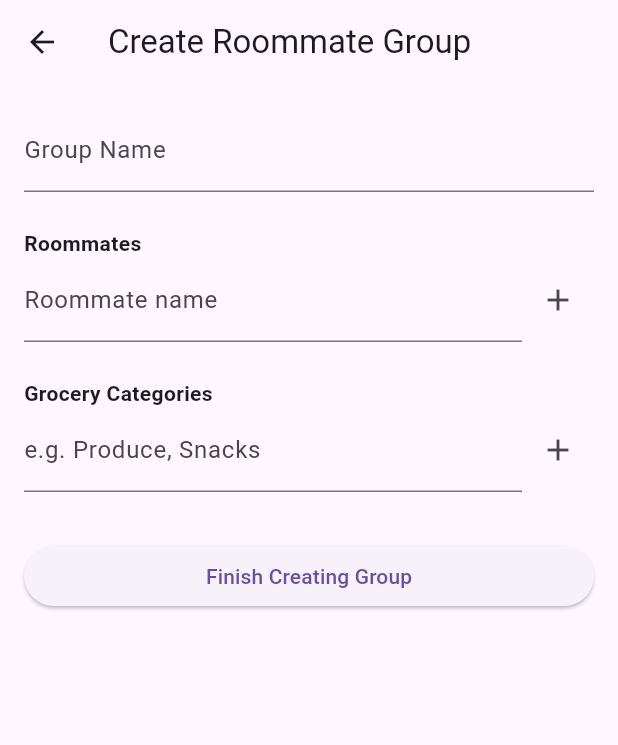
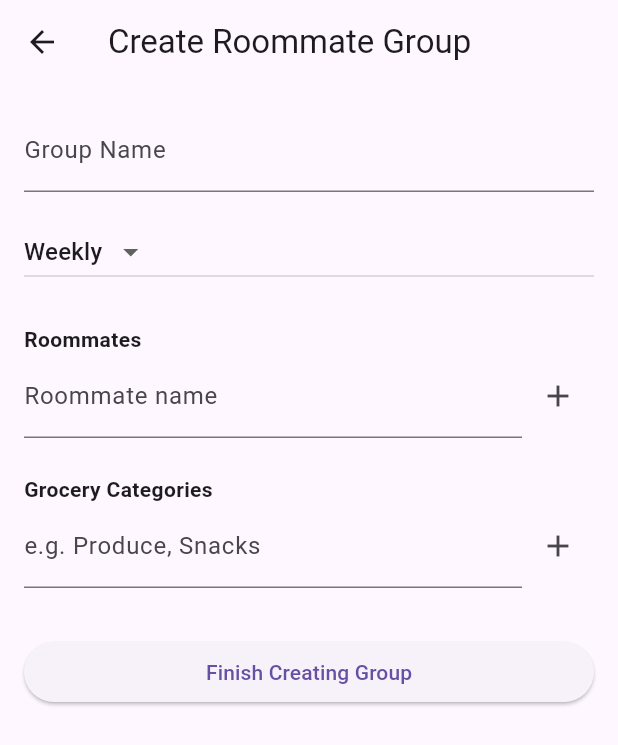
Before and after one commit to KasenS1230/CSC-4330---Project-3, a Flutter app: the screen it shows after launch, after a tap on "Create Roommate Group", on a phone screen of 412 x 824 dp. Shown: the top 745 px of the screen. Run offline on Flutter 3.47's test engine with Material 3 defaults, Android fonts, the phone set to English and light mode, and no system bars; our stand-ins replace shared_preferences.

Commit message:
added a flutter backend that will save group(s) being created in single up session

```diff
--- a/lib/main.dart
+++ b/lib/main.dart
@@ -1,6 +1,5 @@
-// main.dart
 import 'package:flutter/material.dart';
-import 'screens/splash_screen.dart';
+import 'screens/home_screen.dart';
 
 void main() {
   runApp(const GrocerySplitterApp());
@@ -13,11 +12,8 @@ class GrocerySplitterApp extends StatelessWidget {
   Widget build(BuildContext context) {
     return MaterialApp(
       title: 'Grocery Splitter',
-      theme: ThemeData(
-        primarySwatch: Colors.green,
-        useMaterial3: true,
-      ),
-      home: const SplashScreen(),
+      theme: ThemeData(primarySwatch: Colors.green, useMaterial3: true),
+      home: const HomeScreen(),
       debugShowCheckedModeBanner: false,
     );
   }
--- a/lib/models/expense.dart
+++ b/lib/models/expense.dart
@@ -1,17 +1,14 @@
 // models/expense.dart
-
-// Moved here from grocery_category.dart: period is now a property of each
-// expense, not the group as a whole.
-enum Period { weekly, monthly }
+import 'grocery_category.dart'; // for Period
 
 class Expense {
   final String id;
-  final String paidBy;          // Roommate id
+  final String paidBy;
   final String description;
   final double amount;
-  final List<String> splitBetween; // Roommate ids sharing this expense
+  final List<String> splitBetween;
   final DateTime date;
-  final Period period;          // Whether this expense counts as weekly or monthly
+  final Period period;
 
   Expense({
     required this.id,
@@ -20,9 +17,28 @@ class Expense {
     required this.amount,
     required this.splitBetween,
     required this.date,
-    required this.period,
+    this.period = Period.weekly,
   });
 
-  // Each person's share of this expense (even split)
   double get sharePerPerson => amount / splitBetween.length;
+
+  Map<String, dynamic> toJson() => {
+    'id': id,
+    'paidBy': paidBy,
+    'description': description,
+    'amount': amount,
+    'splitBetween': splitBetween,
+    'date': date.toIso8601String(),
+    'period': period.name,
+  };
+
+  factory Expense.fromJson(Map<String, dynamic> json) => Expense(
+    id: json['id'],
+    paidBy: json['paidBy'],
+    description: json['description'],
+    amount: (json['amount'] as num).toDouble(),
+    splitBetween: List<String>.from(json['splitBetween']),
+    date: DateTime.parse(json['date']),
+    period: Period.values.byName(json['period'] ?? 'weekly'),
+  );
 }
--- a/lib/models/grocery_category.dart
+++ b/lib/models/grocery_category.dart
@@ -1,8 +1,17 @@
-// models/grocery_category.dart
 class GroceryCategory {
   final String id;
-  final String name;       // e.g. "Produce", "Snacks", "Cleaning Supplies"
-  String? assignedTo;      // Roommate id, null if unassigned
+  final String name;
+  String? assignedTo;
 
   GroceryCategory({required this.id, required this.name, this.assignedTo});
+
+  Map<String, dynamic> toJson() => {'id': id, 'name': name, 'assignedTo': assignedTo};
+
+  factory GroceryCategory.fromJson(Map<String, dynamic> json) => GroceryCategory(
+    id: json['id'],
+    name: json['name'],
+    assignedTo: json['assignedTo'],
+  );
 }
+
+enum Period { weekly, monthly }
--- a/lib/models/grocery_group.dart
+++ b/lib/models/grocery_group.dart
@@ -6,6 +6,7 @@ import 'expense.dart';
 class GroceryGroup {
   final String id;
   final String name;
+  final Period period;
   final List<Roommate> roommates;
   final List<GroceryCategory> categories;
   final List<Expense> expenses;
@@ -13,8 +14,27 @@ class GroceryGroup {
   GroceryGroup({
     required this.id,
     required this.name,
+    required this.period,
     required this.roommates,
     required this.categories,
     List<Expense>? expenses,
   }) : expenses = expenses ?? [];
+
+  Map<String, dynamic> toJson() => {
+    'id': id,
+    'name': name,
+    'period': period.name,
+    'roommates': roommates.map((r) => r.toJson()).toList(),
+    'categories': categories.map((c) => c.toJson()).toList(),
+    'expenses': expenses.map((e) => e.toJson()).toList(),
+  };
+
+  factory GroceryGroup.fromJson(Map<String, dynamic> json) => GroceryGroup(
+    id: json['id'],
+    name: json['name'],
+    period: Period.values.byName(json['period']),
+    roommates: (json['roommates'] as List).map((r) => Roommate.fromJson(r)).toList(),
+    categories: (json['categories'] as List).map((c) => GroceryCategory.fromJson(c)).toList(),
+    expenses: (json['expenses'] as List).map((e) => Expense.fromJson(e)).toList(),
+  );
 }
--- a/lib/models/roommate.dart
+++ b/lib/models/roommate.dart
@@ -4,4 +4,9 @@ class Roommate {
   final String name;
 
   Roommate({required this.id, required this.name});
+
+  Map<String, dynamic> toJson() => {'id': id, 'name': name};
+
+  factory Roommate.fromJson(Map<String, dynamic> json) =>
+      Roommate(id: json['id'], name: json['name']);
 }
--- a/lib/screens/create_group_screen.dart
+++ b/lib/screens/create_group_screen.dart
@@ -4,6 +4,8 @@ import '../models/roommate.dart';
 import '../models/grocery_category.dart';
 import '../models/grocery_group.dart';
 import 'dashboard_screen.dart';
+import '../services/group_storage.dart';
+import '../models/grocery_category.dart';
 
 class CreateGroupScreen extends StatefulWidget {
   const CreateGroupScreen({super.key});
@@ -16,6 +18,8 @@ class _CreateGroupScreenState extends State<CreateGroupScreen> {
   final _groupNameController = TextEditingController();
   final _roommateController = TextEditingController();
   final _categoryController = TextEditingController();
+
+  Period _period = Period.weekly;
 
   final List<Roommate> _roommates = [];
   final List<GroceryCategory> _categories = [];
@@ -42,7 +46,7 @@ class _CreateGroupScreenState extends State<CreateGroupScreen> {
     });
   }
 
-  void _finishCreatingGroup() {
+  void _finishCreatingGroup() async {
     if (_groupNameController.text.trim().isEmpty || _roommates.isEmpty) {
       ScaffoldMessenger.of(context).showSnackBar(
         const SnackBar(content: Text('Add a group name and at least one roommate')),
@@ -53,9 +57,12 @@ class _CreateGroupScreenState extends State<CreateGroupScreen> {
     final group = GroceryGroup(
       id: DateTime.now().microsecondsSinceEpoch.toString(),
       name: _groupNameController.text.trim(),
+      period: _period,
       roommates: _roommates,
       categories: _categories,
     );
+
+    await GroupStorage.saveGroup(group);
 
     Navigator.pushReplacement(
       context,
@@ -74,6 +81,15 @@ class _CreateGroupScreenState extends State<CreateGroupScreen> {
             TextField(
               controller: _groupNameController,
               decoration: const InputDecoration(labelText: 'Group Name'),
+            ),
+            const SizedBox(height: 16),
+            DropdownButton<Period>(
+              value: _period,
+              items: const [
+                DropdownMenuItem(value: Period.weekly, child: Text('Weekly')),
+                DropdownMenuItem(value: Period.monthly, child: Text('Monthly')),
+              ],
+              onChanged: (val) => setState(() => _period = val!),
             ),
             const SizedBox(height: 24),
             const Text('Roommates', style: TextStyle(fontWeight: FontWeight.bold)),
--- /dev/null
+++ b/lib/screens/home_screen.dart
@@ -0,0 +1,142 @@
+// screens/home_screen.dart
+import 'package:flutter/material.dart';
+import '../models/grocery_group.dart';
+import '../services/group_storage.dart';
+import 'create_group_screen.dart';
+import 'dashboard_screen.dart';
+
+class HomeScreen extends StatefulWidget {
+  const HomeScreen({super.key});
+
+  @override
+  State<HomeScreen> createState() => _HomeScreenState();
+}
+
+class _HomeScreenState extends State<HomeScreen> {
+  List<GroceryGroup> _groups = [];
+  bool _loading = true;
+
+  @override
+  void initState() {
+    super.initState();
+    _loadGroups();
+  }
+
+  Future<void> _loadGroups() async {
+    final groups = await GroupStorage.loadGroups();
+    setState(() {
+      _groups = groups;
+      _loading = false;
+    });
+  }
+
+  Future<void> _deleteGroup(GroceryGroup group) async {
+    await GroupStorage.deleteGroup(group.id);
+    _loadGroups();
+  }
+
+  Future<void> _openGroup(GroceryGroup group) async {
+    await Navigator.push(
+      context,
+      MaterialPageRoute(builder: (_) => DashboardScreen(group: group)),
+    );
+    _loadGroups(); // refresh in case it changed or was deleted from inside
+  }
+
+  Future<void> _createGroup() async {
+    await Navigator.push(
+      context,
+      MaterialPageRoute(builder: (_) => const CreateGroupScreen()),
+    );
+    _loadGroups();
+  }
+
+  @override
+  Widget build(BuildContext context) {
+    if (_loading) {
+      return const Scaffold(body: Center(child: CircularProgressIndicator()));
+    }
+
+    if (_groups.isEmpty) {
+      return Scaffold(
+        body: Center(
+          child: Padding(
+            padding: const EdgeInsets.all(24),
+            child: Column(
+              mainAxisAlignment: MainAxisAlignment.center,
+              children: [
+                const Icon(Icons.shopping_basket, size: 96),
+                const SizedBox(height: 24),
+                const Text(
+                  'Split grocery costs\nwith your roommates',
+                  textAlign: TextAlign.center,
+                  style: TextStyle(fontSize: 22, fontWeight: FontWeight.bold),
+                ),
+                const SizedBox(height: 32),
+                ElevatedButton(
+                  onPressed: _createGroup,
+                  style: ElevatedButton.styleFrom(
+                    padding: const EdgeInsets.symmetric(horizontal: 32, vertical: 16),
+                  ),
+                  child: const Text('Create Roommate Group'),
+                ),
+              ],
+            ),
+          ),
+        ),
+      );
+    }
+
+    return Scaffold(
+      appBar: AppBar(title: const Text('Your Groups')),
+      body: ListView.builder(
+        padding: const EdgeInsets.all(16),
+        itemCount: _groups.length,
+        itemBuilder: (context, index) {
+          final group = _groups[index];
+          return Dismissible(
+            key: ValueKey(group.id),
+            direction: DismissDirection.endToStart,
+            confirmDismiss: (_) => showDialog<bool>(
+              context: context,
+              builder: (context) => AlertDialog(
+                title: const Text('Delete group?'),
+                content: Text('This will permanently delete "${group.name}" and all its data.'),
+                actions: [
+                  TextButton(onPressed: () => Navigator.pop(context, false), child: const Text('Cancel')),
+                  TextButton(
+                    onPressed: () => Navigator.pop(context, true),
+                    child: const Text('Delete', style: TextStyle(color: Colors.red)),
+                  ),
+                ],
+              ),
+            ),
+            onDismissed: (_) => _deleteGroup(group),
+            background: Container(
+              alignment: Alignment.centerRight,
+              padding: const EdgeInsets.symmetric(horizontal: 20),
+              margin: const EdgeInsets.only(bottom: 12),
+              decoration: BoxDecoration(color: Colors.red.shade400, borderRadius: BorderRadius.circular(12)),
+              child: const Icon(Icons.delete_rounded, color: Colors.white),
+            ),
+            child: Card(
+              margin: const EdgeInsets.only(bottom: 12),
+              child: ListTile(
+                leading: const Icon(Icons.groups_rounded),
+                title: Text(group.name),
+                subtitle: Text('${group.roommates.length} roommates · ${group.expenses.length} expenses'),
+                trailing: const Icon(Icons.chevron_right),
+                onTap: () => _openGroup(group),
+              ),
+            ),
+          );
+        },
+      ),
+      floatingActionButton: FloatingActionButton.extended(
+        onPressed: _createGroup,
+        icon: const Icon(Icons.add),
+        label: const Text('New Group'),
+      ),
+    );
+  }
+}
--- /dev/null
+++ b/lib/services/group_storage.dart
@@ -0,0 +1,37 @@
+// services/group_storage.dart
+import 'dart:convert';
+import 'package:shared_preferences/shared_preferences.dart';
+import '../models/grocery_group.dart';
+
+class GroupStorage {
+  static const _key = 'grocery_groups';
+
+  static Future<List<GroceryGroup>> loadGroups() async {
+    final prefs = await SharedPreferences.getInstance();
+    final raw = prefs.getStringList(_key) ?? [];
+    return raw.map((s) => GroceryGroup.fromJson(jsonDecode(s))).toList();
+  }
+
+  static Future<void> saveGroup(GroceryGroup group) async {
+    final groups = await loadGroups();
+    final index = groups.indexWhere((g) => g.id == group.id);
+    if (index >= 0) {
+      groups[index] = group;
+    } else {
+      groups.add(group);
+    }
+    await _writeAll(groups);
+  }
+
+  static Future<void> deleteGroup(String groupId) async {
+    final groups = await loadGroups();
+    groups.removeWhere((g) => g.id == groupId);
+    await _writeAll(groups);
+  }
+
+  static Future<void> _writeAll(List<GroceryGroup> groups) async {
+    final prefs = await SharedPreferences.getInstance();
+    final raw = groups.map((g) => jsonEncode(g.toJson())).toList();
+    await prefs.setStringList(_key, raw);
+  }
+}
--- a/lib/widgets/add_expense_dialog.dart
+++ b/lib/widgets/add_expense_dialog.dart
@@ -2,6 +2,7 @@
 import 'package:flutter/material.dart';
 import '../models/roommate.dart';
 import '../models/expense.dart';
+import '../models/grocery_category.dart';
 
 class AddExpenseDialog extends StatefulWidget {
   final List<Roommate> roommates;
--- a/pubspec.yaml
+++ b/pubspec.yaml
@@ -34,6 +34,7 @@ dependencies:
   # The following adds the Cupertino Icons font to your application.
   # Use with the CupertinoIcons class for iOS style icons.
   cupertino_icons: ^1.0.8
+  shared_preferences: ^2.3.2
 
 dev_dependencies:
   flutter_test:
```
Also changed, not shown: lib/screens/dashboard_screen.dart (+45 -2 lines), pubspec.lock, 1 other file.
